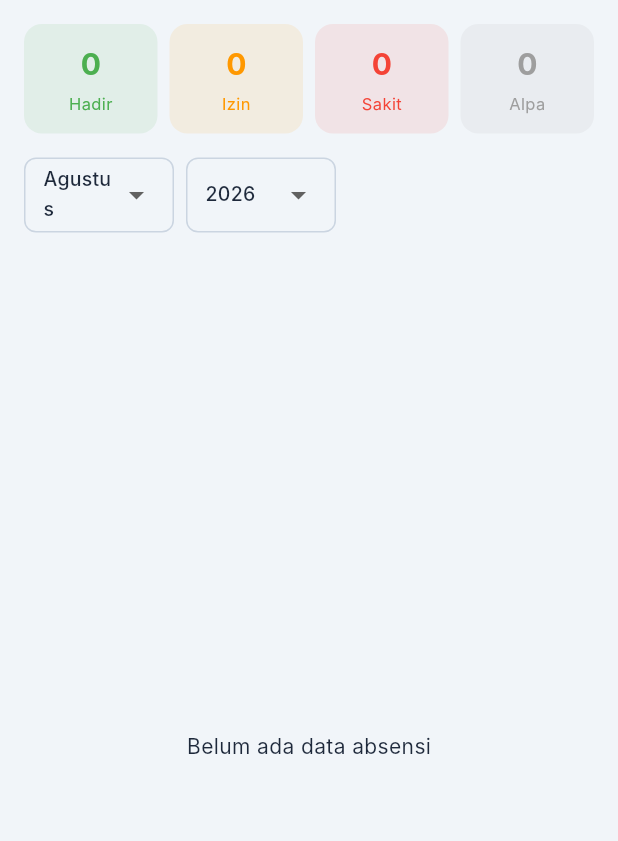
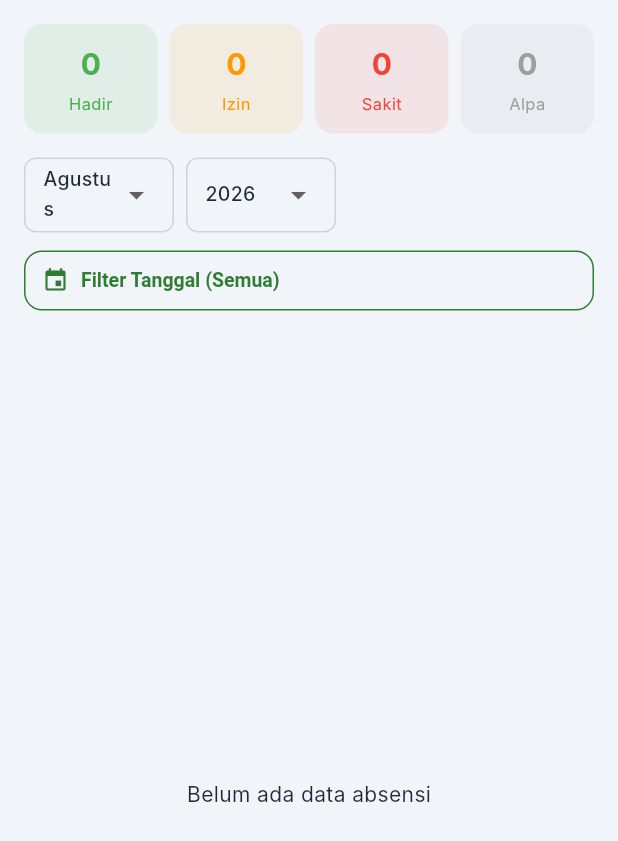
Before and after one commit to Pgarut/ppi, a Flutter app: the AbsensiSantriPage widget shown alone on an empty page, opened directly, on a phone screen of 412 x 824 dp. Shown: the top 841 px of the screen. Run offline on Flutter 3.47's test engine with Material 3 defaults, Android fonts, the phone set to English and light mode, and no system bars; our stand-ins replace file_picker, flutter_secure_storage, logger, pdf, printing, qr_flutter and 2 more; missing offline and left inert: excel, mobile_scanner, pdfx, universal_html; accounts and stored records are empty; network calls fail; Roboto replaces fonts that are missing (Inter).

Commit message:
feat(santri): materi inline video & preview PDF, absensi filter tanggal
- Materi: putar video YouTube inline (youtube_player_flutter) & preview PDF di halaman (pdfx) tanpa pindah ke aplikasi eksternal
- Tambah viewer PDF baru (materi_pdf_viewer_page) dengan auto-konversi link Google Drive
- Absensi: tambah filter tanggal (date picker) di samping bulan & tahun, frontend + backend & parameternya
- Tambah catatan perbaikan untuk diterapkan di sistem tingkat MTS (CATATAN_PERBAIKAN_MATERI_ABSENSI.md)

```diff
--- a/frontend/lib/features/santri/absensi/absensi_santri_page.dart
+++ b/frontend/lib/features/santri/absensi/absensi_santri_page.dart
@@ -19,6 +19,25 @@ class _AbsensiSantriPageState extends State<AbsensiSantriPage> {
 
   String _bulan = DateTime.now().month.toString();
   String _tahun = DateTime.now().year.toString();
+  String? _tanggal;
+
+  Future<void> _pickTanggal() async {
+    final now = DateTime.now();
+    final picked = await showDatePicker(
+      context: context,
+      initialDate: DateTime.now(),
+      firstDate: DateTime(now.year - 3),
+      lastDate: DateTime(now.year, 12, 31),
+    );
+    if (picked != null) {
+      setState(() {
+        _tanggal = '${picked.year.toString().padLeft(4, '0')}-'
+            '${picked.month.toString().padLeft(2, '0')}-'
+            '${picked.day.toString().padLeft(2, '0')}';
+      });
+      _loadAbsensi();
+    }
+  }
 
   @override
   void initState() {
@@ -29,7 +48,12 @@ class _AbsensiSantriPageState extends State<AbsensiSantriPage> {
   Future<void> _loadAbsensi() async {
     setState(() => _loading = true);
     try {
-      final result = await _service.getAbsensi(bulan: _bulan, tahun: _tahun, page: _page);
+      final result = await _service.getAbsensi(
+        tanggal: _tanggal,
+        bulan: _bulan,
+        tahun: _tahun,
+        page: _page,
+      );
       if (mounted) {
         setState(() {
           _data = (result['data'] as List).cast<Map<String, dynamic>>();
@@ -130,6 +154,41 @@ class _AbsensiSantriPageState extends State<AbsensiSantriPage> {
             ],
           ),
         ),
+        SizedBox(
+          width: double.infinity,
+          child: Padding(
+            padding: const EdgeInsets.symmetric(horizontal: 16, vertical: 8),
+            child: OutlinedButton.icon(
+              onPressed: _pickTanggal,
+              icon: const Icon(Icons.event, size: 18),
+              label: Text(
+                _tanggal == null
+                    ? 'Filter Tanggal (Semua)'
+                    : 'Tanggal: $_tanggal',
+                style: const TextStyle(fontSize: 13),
+              ),
+              style: OutlinedButton.styleFrom(
+                alignment: Alignment.centerLeft,
+                padding: const EdgeInsets.symmetric(horizontal: 12, vertical: 10),
+              ),
+            ),
+          ),
+        ),
+        if (_tanggal != null)
+          Align(
+            alignment: Alignment.centerRight,
+            child: Padding(
+              padding: const EdgeInsets.only(right: 16),
+              child: TextButton.icon(
+                onPressed: () {
+                  setState(() => _tanggal = null);
+                  _loadAbsensi();
+                },
+                icon: const Icon(Icons.clear, size: 16),
+                label: const Text('Reset Tanggal', style: TextStyle(fontSize: 12)),
+              ),
+            ),
+          ),
         const SizedBox(height: 16),
         // Data
         Expanded(
--- a/frontend/lib/features/santri/services/santri_service.dart
+++ b/frontend/lib/features/santri/services/santri_service.dart
@@ -16,6 +16,7 @@ class SantriService {
   Future<Map<String, dynamic>> getAbsensi({
     String? bulan,
     String? tahun,
+    String? tanggal,
     int page = 1,
     int perPage = 20,
   }) async {
@@ -23,6 +24,7 @@ class SantriService {
       'page': page.toString(),
       'per_page': perPage.toString(),
     };
+    if (tanggal != null && tanggal.isNotEmpty) queryParams['tanggal'] = tanggal;
     if (bulan != null) queryParams['bulan'] = bulan;
     if (tahun != null) queryParams['tahun'] = tahun;
     final response = await ApiClient.get('/siswa/absensi', queryParams: queryParams);
--- a/frontend/pubspec.yaml
+++ b/frontend/pubspec.yaml
@@ -23,6 +23,8 @@ dependencies:
   universal_html: ^2.2.4
   logger: ^2.5.0
   url_launcher: ^6.3.1
+  youtube_player_flutter: ^9.1.3
+  pdfx: ^2.11.0
 
 dev_dependencies:
   flutter_test:
```
Also changed, not shown: frontend/lib/features/santri/materi/materi_pdf_viewer_page.dart (added, +151 -0 lines), frontend/lib/features/santri/materi/materi_santri_page.dart (+101 -8 lines), frontend/pubspec.lock, 4 other files.
